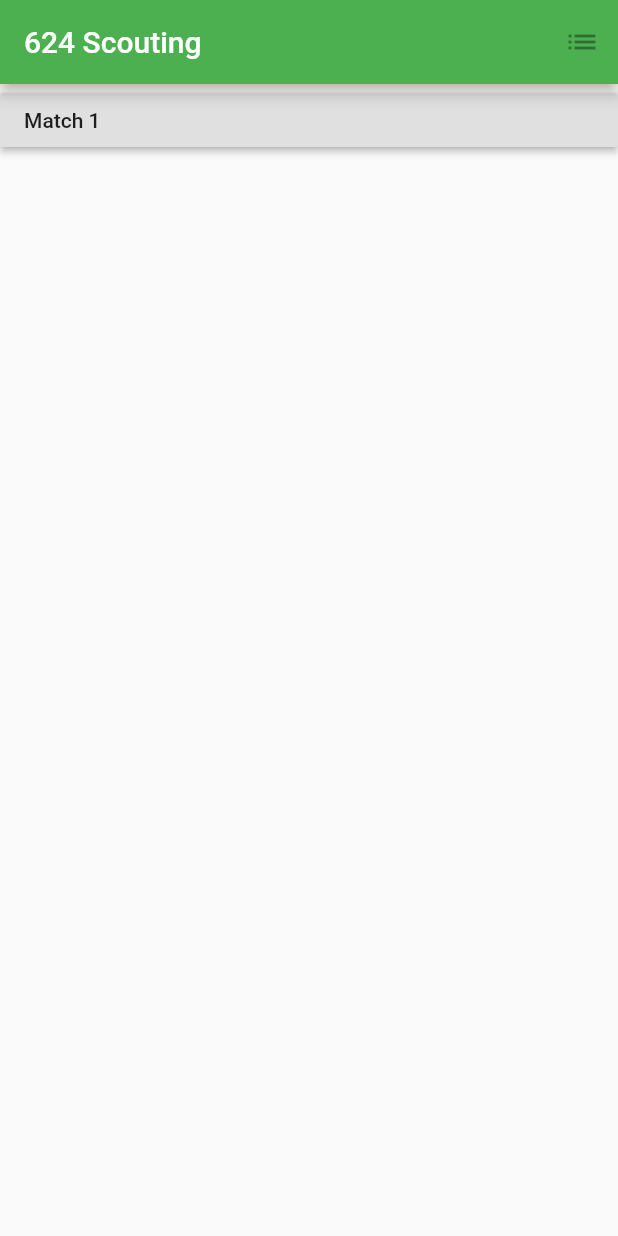
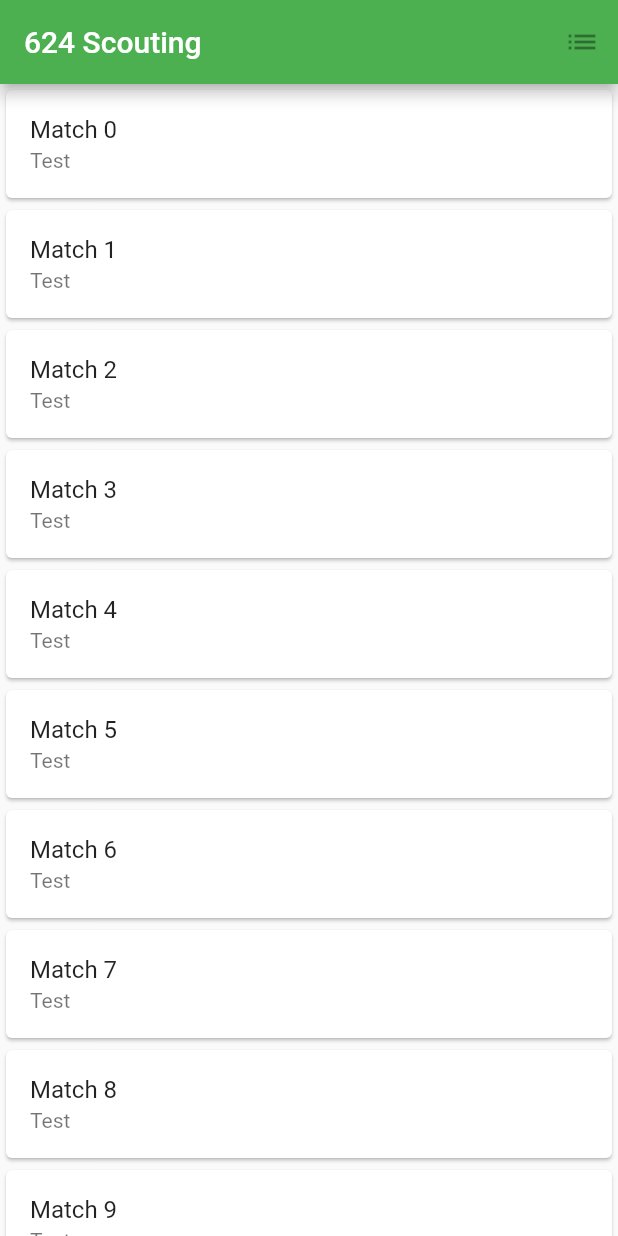
Before and after one commit to DanielYanger/Scouting-App, a Flutter app: the screen it shows after launch, on a phone screen of 412 x 824 dp. Run offline on Flutter 3.47's test engine with Material 2 defaults, Android fonts, the phone set to English and light mode, and no system bars; our stand-ins replace flutter_form_builder.

Commit message:
Added Match Placeholders

```diff
--- a/scouting_app/lib/form.dart
+++ b/scouting_app/lib/form.dart
@@ -302,8 +302,6 @@ class MyFormPageState extends State<MyFormPage> {
                     ),
                     onPressed: () {
                       if (_fbKey.currentState.saveAndValidate()) {
-                        print(_fbKey
-                            .currentState.value['contact_person'].runtimeType);
                         print(_fbKey.currentState.value);
                         print("validation success");
                         Navigator.pop(context);
--- a/scouting_app/lib/home.dart
+++ b/scouting_app/lib/home.dart
@@ -1,7 +1,8 @@
 import 'package:flutter/cupertino.dart';
 import 'package:flutter/material.dart';
-import 'package:flutter_form_builder/flutter_form_builder.dart';
 import 'package:scoutingapp/form.dart';
+
+import 'form.dart';
 
 class MyHomePage extends StatefulWidget {
   @override
@@ -9,6 +10,8 @@ class MyHomePage extends StatefulWidget {
     return MyHomePageState();
   }
 }
+
+final items = List<String>.generate(100, (i) => "Match $i");
 
 class MyHomePageState extends State<MyHomePage> {
   @override
@@ -20,16 +23,20 @@ class MyHomePageState extends State<MyHomePage> {
           IconButton(icon: Icon(Icons.list)),
         ],
       ),
-      body: RaisedButton(
-        child: Row(
-          children: <Widget>[
-            Text("Match 1"),
-          ],
-        ),
-        onPressed: () {
-          Navigator.push(
-            context,
-            MaterialPageRoute(builder: (context) => MyFormPage("Test")),
+      body: ListView.builder(
+        itemCount: items.length,
+        itemBuilder: (context, index) {
+          return Card(
+            child: ListTile(
+                title: Text('${items[index]}'),
+                onTap: () {
+                  Navigator.push(
+                    context,
+                    MaterialPageRoute(
+                        builder: (context) => MyFormPage('${items[index]}')),
+                  );
+                },
+                subtitle: Text("Test")),
           );
         },
       ),
--- a/scouting_app/lib/main.dart
+++ b/scouting_app/lib/main.dart
@@ -4,7 +4,6 @@ import 'package:flutter/material.dart';
 import 'package:flutter_form_builder/flutter_form_builder.dart';
 import 'package:intl/intl.dart';
 
-import 'form.dart';
 import 'home.dart';
 
 void main() => runApp(MyApp());
```
